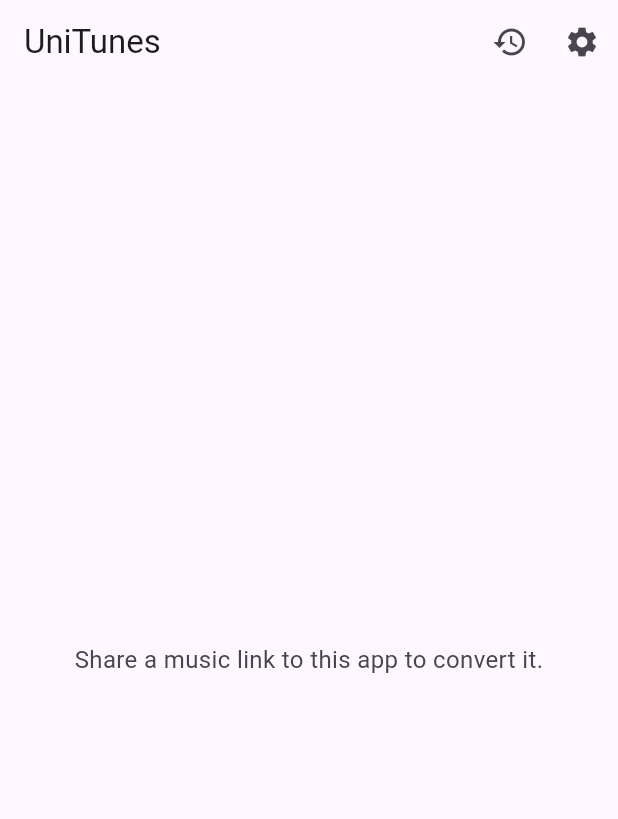
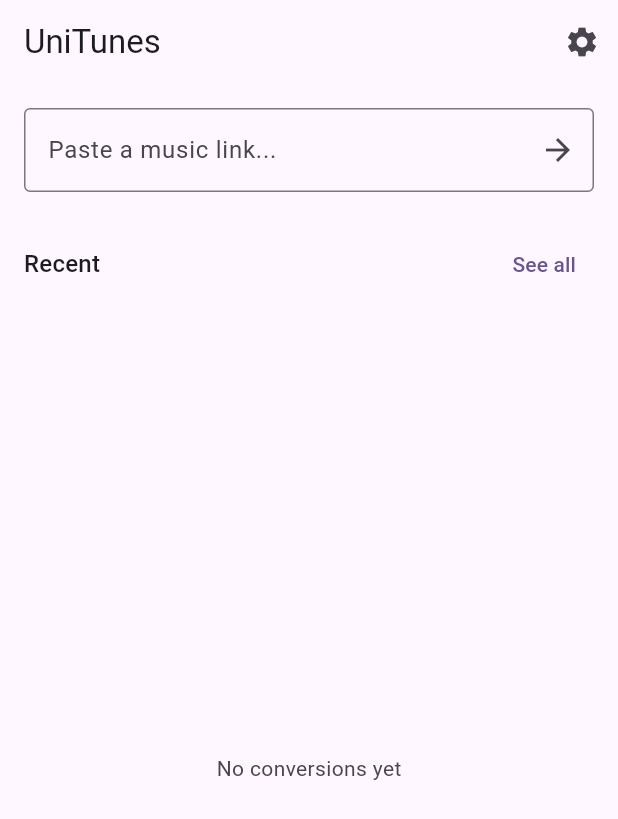
Before and after one commit to zocrit/unitunes, a Flutter app: the screen it shows after launch, on a phone screen of 412 x 824 dp. Shown: the top 819 px of the screen. Run offline on Flutter 3.47's test engine with Material 3 defaults, Android fonts, the phone set to English and light mode, and no system bars; our stand-ins replace fluttertoast, shared_preferences; missing offline and left inert: receive_sharing_intent, spotify.

Commit message:
feat: add paste field and recent history to homepage

```diff
--- a/lib/main.dart
+++ b/lib/main.dart
@@ -1,4 +1,5 @@
 import 'dart:async';
+import 'dart:math';
 import 'package:flutter/material.dart';
 import 'package:flutter/services.dart';
 import 'package:receive_sharing_intent/receive_sharing_intent.dart';
@@ -110,7 +111,9 @@ class _HomePageState extends State<HomePage> {
   StreamSubscription? _targetEventSub;
   List<MusicService> _services = [];
   HistoryService? _historyService;
+  List<HistoryEntry> _recentEntries = [];
 
+  final _pasteController = TextEditingController();
   final _servicesReady = Completer<void>();
   String? _pendingLink;
 
@@ -189,7 +192,11 @@ class _HomePageState extends State<HomePage> {
     ];
 
     _servicesReady.complete();
-    setState(() => _historyService = HistoryService(prefs));
+    final historyService = HistoryService(prefs);
+    setState(() {
+      _historyService = historyService;
+      _recentEntries = historyService.load();
+    });
 
     if (_pendingLink != null) {
       final link = _pendingLink!;
@@ -362,10 +369,19 @@ class _HomePageState extends State<HomePage> {
     }
   }
 
+  void _submitPastedLink() {
+    final text = _pasteController.text.trim();
+    if (text.isEmpty) return;
+    _pasteController.clear();
+    setState(() => _sharedText = text);
+    _convertLink(text);
+  }
+
   @override
   void dispose() {
     _intentSub.cancel();
     _targetEventSub?.cancel();
+    _pasteController.dispose();
     super.dispose();
   }
 
@@ -378,20 +394,6 @@ class _HomePageState extends State<HomePage> {
       appBar: AppBar(
         title: const Text('UniTunes'),
         actions: [
-          IconButton(
-            icon: const Icon(Icons.history),
-            onPressed: _historyService == null ? null : () {
-              Navigator.push(
-                context,
-                MaterialPageRoute(
-                  builder: (_) => HistoryPage(
-                    historyService: _historyService!,
-                    services: _services,
-                  ),
-                ),
-              );
-            },
-          ),
           IconButton(
             icon: const Icon(Icons.settings),
             onPressed: () async {
@@ -413,17 +415,111 @@ class _HomePageState extends State<HomePage> {
           ),
         ],
       ),
-      body: Center(
-        child: _sharedText.isEmpty
-            ? Padding(
-                padding: const EdgeInsets.symmetric(horizontal: 32),
-                child: Text(
-                  'Share a music link to this app to convert it.',
-                  textAlign: TextAlign.center,
-                  style: TextStyle(fontSize: 16, color: colorScheme.onSurfaceVariant),
-                ),
-              )
-            : Padding(
+      body: _sharedText.isEmpty
+          ? Padding(
+              padding: const EdgeInsets.symmetric(horizontal: 16),
+              child: Column(
+                crossAxisAlignment: CrossAxisAlignment.stretch,
+                children: [
+                  const SizedBox(height: 16),
+                  TextField(
+                    controller: _pasteController,
+                    decoration: InputDecoration(
+                      hintText: 'Paste a music link...',
+                      border: const OutlineInputBorder(),
+                      suffixIcon: IconButton(
+                        icon: const Icon(Icons.arrow_forward),
+                        onPressed: _submitPastedLink,
+                      ),
+                    ),
+                    onSubmitted: (_) => _submitPastedLink(),
+                  ),
+                  const SizedBox(height: 24),
+                  Expanded(
+                    child: LayoutBuilder(
+                      builder: (context, constraints) {
+                        const kHeaderHeight = 48.0;
+                        const kTileHeight = 72.0;
+                        final available = constraints.maxHeight - kHeaderHeight;
+                        final maxItems = (available / kTileHeight).floor().clamp(0, 10);
+                        final itemCount = min(_recentEntries.length, maxItems);
+
+                        return Column(
+                          crossAxisAlignment: CrossAxisAlignment.stretch,
+                          children: [
+                            Row(
+                              mainAxisAlignment: MainAxisAlignment.spaceBetween,
+                              children: [
+                                Text(
+                                  'Recent',
+                                  style: Theme.of(context).textTheme.titleMedium,
+                                ),
+                                TextButton(
+                                  onPressed: _historyService == null
+                                      ? null
+                                      : () async {
+                                          await Navigator.push(
+                                            context,
+                                            MaterialPageRoute(
+                                              builder: (_) => HistoryPage(
+                                                historyService: _historyService!,
+                                                services: _services,
+                                              ),
+                                            ),
+                                          );
+                                          setState(() {
+                                            _recentEntries = _historyService!.load();
+                                          });
+                                        },
+                                  child: const Text('See all'),
+                                ),
+                              ],
+                            ),
+                            if (_recentEntries.isEmpty)
+                              Expanded(
+                                child: Center(
+                                  child: Text(
+                                    'No conversions yet',
+                                    style: TextStyle(
+                                      color: colorScheme.onSurfaceVariant,
+                                    ),
+                                  ),
+                                ),
+                              )
+                            else
+                              Expanded(
+                                child: ListView.builder(
+                                  physics: const NeverScrollableScrollPhysics(),
+                                  itemCount: itemCount,
+                                  itemBuilder: (context, index) {
+                                    final entry = _recentEntries[index];
+                                    final sourceName = _services.displayNameFor(entry.sourceId);
+                                    final targetName = _services.displayNameFor(entry.targetId);
+                                    return ListTile(
+                                      title: Text(
+                                        entry.title,
+                                        maxLines: 1,
+                                        overflow: TextOverflow.ellipsis,
+                                      ),
+                                      subtitle: Text(
+                                        '$sourceName \u2192 $targetName \u00b7 ${entry.relativeTime}',
+                                      ),
+                                      trailing: const Icon(Icons.chevron_right),
+                                      onTap: () => showEntryActionSheet(context, entry, _services),
+                                    );
+                                  },
+                                ),
+                              ),
+                          ],
+                        );
+                      },
+                    ),
+                  ),
+                ],
+              ),
+            )
+          : Center(
+              child: Padding(
                 padding: const EdgeInsets.symmetric(horizontal: 16),
                 child: Column(
                   mainAxisAlignment: MainAxisAlignment.center,
--- a/lib/services/music_service.dart
+++ b/lib/services/music_service.dart
@@ -8,6 +8,11 @@ abstract class MusicService {
   bool detect(String text);
   Future<SearchParams?> parse(String text);
   Future<SearchResult> search(SearchParams params);
+}
+
+extension MusicServiceLookup on List<MusicService> {
+  String displayNameFor(String id) =>
+      where((s) => s.id == id).firstOrNull?.displayName ?? id;
 }
 
 final _ogTitle = RegExp(r'<meta\s+property="og:title"\s+content="([^"]*)"');
```
Also changed, not shown: lib/history_page.dart (+38 -61 lines), lib/models/history_entry.dart (+9 -0 lines).
